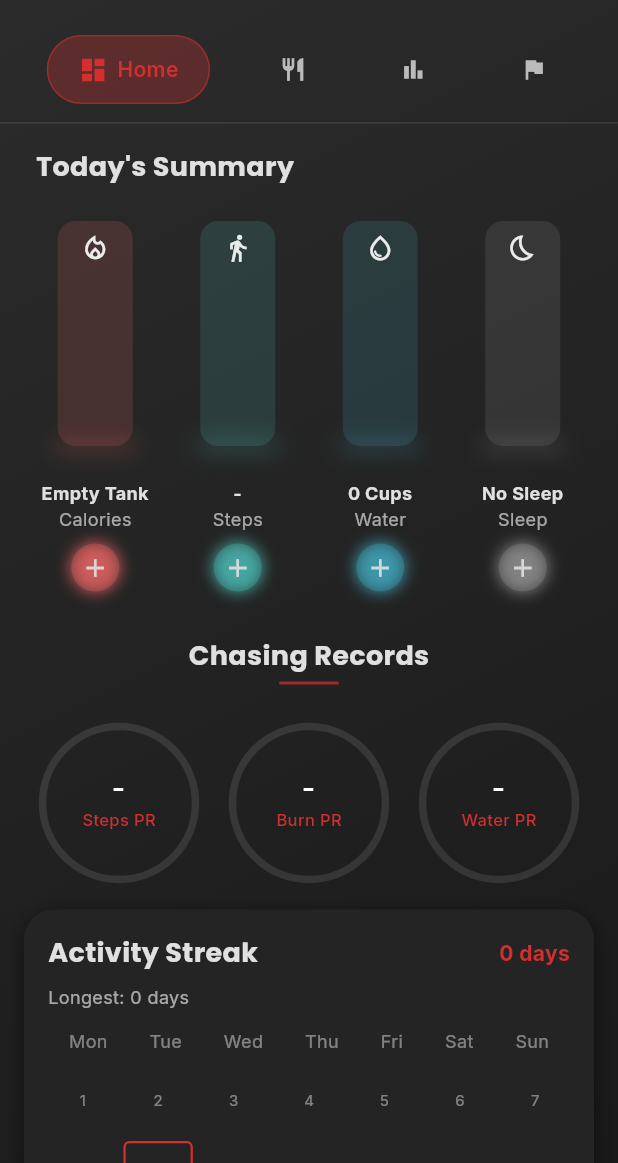
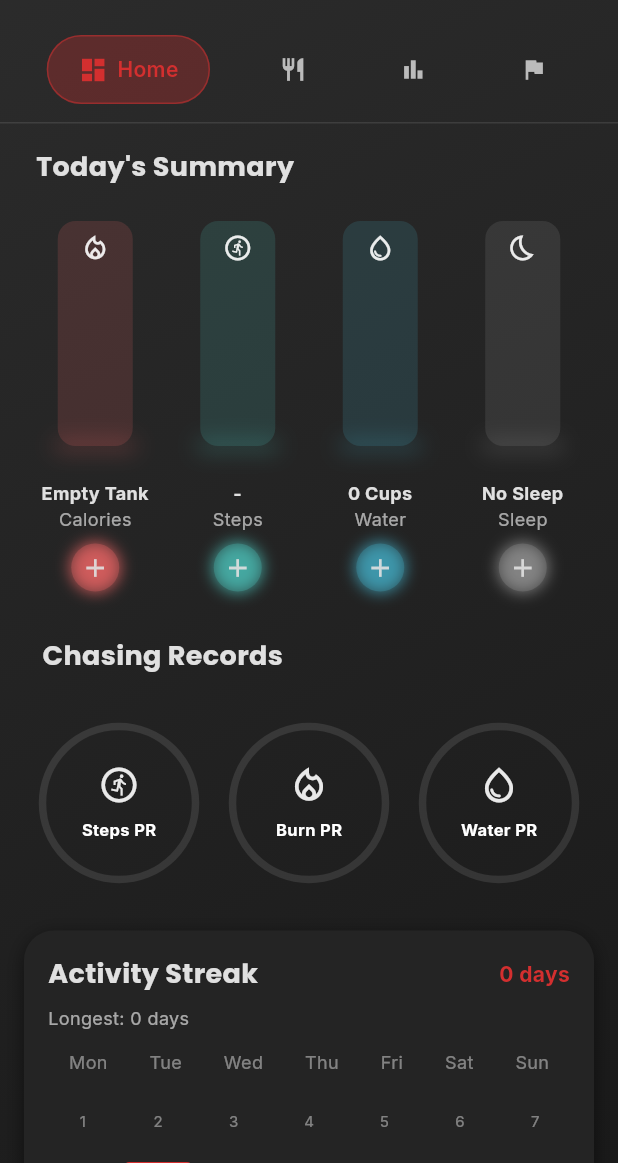
Before and after one commit to TheDS-EXE/VelarShowcase, a Flutter app: the HomeScreen screen opened by its route, on a phone screen of 412 x 824 dp, the part 73-1236 px from its top. Run offline on Flutter 3.47's test engine with Material 3 defaults, Android fonts, the phone set to English and light mode, and no system bars; our stand-ins replace fl_chart, google_fonts, shared_preferences; accounts and stored records are empty.

Commit message:
initial commit

```diff
--- a/lib/main.dart
+++ b/lib/main.dart
@@ -390,7 +390,7 @@
     });
   }
 
-  void _loadPersonalBests() async {
+  Future<void> _loadPersonalBests() async {
     final prefs = await SharedPreferences.getInstance();
     setState(() {
       _mostSteps = prefs.getInt('mostSteps') ?? 0;
@@ -433,7 +433,7 @@
     return "${date.year}-${date.month.toString().padLeft(2, '0')}-${date.day.toString().padLeft(2, '0')}";
   }
 
-  void _saveDailyData() async {
+  Future<void> _saveDailyData() async {
     final prefs = await SharedPreferences.getInstance();
     await prefs.setInt(_stepsKey, stepsTaken);
     await prefs.setInt(_waterKey, waterIntake);
@@ -480,12 +480,13 @@
     refreshData();
   }
 
-  void _addWater() {
+  // MODIFIED: Methods are now async to prevent race conditions.
+  void _addWater() async {
     setState(() {
       waterIntake += 1;
     });
-    _saveDailyData();
-    _loadPersonalBests();
+    await _saveDailyData();
+    await _loadPersonalBests();
   }
 
   void _logSleep(int hours) {
@@ -495,13 +496,14 @@
     _saveDailyData();
   }
 
-  void _addSteps(int newSteps) {
+  // MODIFIED: Methods are now async to prevent race conditions.
+  void _addSteps(int newSteps) async {
     if (newSteps > 0) {
       setState(() {
         stepsTaken += newSteps;
       });
-      _saveDailyData();
-      _loadPersonalBests();
+      await _saveDailyData();
+      await _loadPersonalBests();
     }
   }
 
@@ -526,11 +528,6 @@
 
   @override
   Widget build(BuildContext context) {
-    final String calorieBurnFeedback =
-    _getCalorieBurnFeedback(_mostCaloriesBurned);
-    final String stepBestFeedback = _getStepLevelFeedback(_mostSteps);
-    final String waterBestFeedback = _getWaterLevelFeedback(_mostWater);
-
     return Scaffold(
       backgroundColor: Colors.transparent,
       body: SingleChildScrollView(
@@ -540,12 +537,8 @@
           children: [
             _buildDailySummaryCard(),
             const SizedBox(height: 30),
-            _buildPersonalBestShowcase(
-              stepBestFeedback,
-              calorieBurnFeedback,
-              waterBestFeedback,
-            ),
-            const SizedBox(height: 16),
+            _buildPersonalBestShowcase(),
+            const SizedBox(height: 30),
             _buildStreakHeatmap(),
             const SizedBox(height: 16),
             GlassCard(
@@ -621,7 +614,7 @@
                 onTap: _navigateToCaloriesScreen,
               ),
               _buildMetricBarChart(
-                icon: Icons.directions_walk,
+                icon: Icons.run_circle_outlined,
                 color: kStepsColor,
                 label: "Steps",
                 currentValue: stepsTaken,
@@ -891,23 +884,32 @@
     );
   }
 
-  // MODIFIED: Personal Best widget to use red theme colors.
-  Widget _buildPersonalBestShowcase(
-      String stepBestFeedback,
-      String calorieBurnFeedback,
-      String waterBestFeedback,
-      ) {
-    // Calculate progress towards personal bests (0.0 to 1.0+)
-    final double stepsProgress = _mostSteps > 0 ? stepsTaken / _mostSteps : 0;
-    final double caloriesBurnedProgress = _mostCaloriesBurned > 0 ? _calculateCaloriesBurned() / _mostCaloriesBurned : 0;
-    final double waterProgress = _mostWater > 0 ? waterIntake / _mostWater : 0;
+  Widget _buildPersonalBestShowcase() {
+    // Logic to handle new records (when the previous best was 0).
+    // If the best record is 0, any new value > 0 is treated as a 100% progress PR.
+    final double stepsProgress = (_mostSteps == 0 && stepsTaken > 0)
+        ? 1.0
+        : (_mostSteps > 0 ? stepsTaken / _mostSteps : 0.0);
+    final int caloriesBurned = _calculateCaloriesBurned();
+    final double caloriesBurnedProgress =
+    (_mostCaloriesBurned == 0 && caloriesBurned > 0)
+        ? 1.0
+        : (_mostCaloriesBurned > 0
+        ? caloriesBurned / _mostCaloriesBurned
+        : 0.0);
+    final double waterProgress = (_mostWater == 0 && waterIntake > 0)
+        ? 1.0
+        : (_mostWater > 0 ? waterIntake / _mostWater : 0.0);
 
     return Column(
       children: [
-        Column(
+        Align(
+          alignment: Alignment.centerLeft,
+          child: Column(
+            crossAxisAlignment: CrossAxisAlignment.start,
             children: [
               Text(
-              "Chasing Records",
+                "   Chasing Records",
                 style: GoogleFonts.poppins(
                     fontSize: 18, fontWeight: FontWeight.bold, color: textColor),
               ),
@@ -916,11 +918,12 @@
                 height: 2,
                 width: 40,
                 decoration: BoxDecoration(
-                color: accentColor.withOpacity(0.7),
+                  color: accentColor.withOpacity(0.0),
                   borderRadius: BorderRadius.circular(2),
                 ),
               )
             ],
+          ),
         ),
         const SizedBox(height: 24),
         Row(
@@ -928,19 +931,19 @@
           children: [
             PersonalBestCircle(
               progress: stepsProgress,
-              classification: stepBestFeedback,
+              icon: Icons.run_circle_outlined,
               label: "Steps PR",
               gradientColors: const [accentColor, secondaryColor],
             ),
             PersonalBestCircle(
               progress: caloriesBurnedProgress,
-              classification: calorieBurnFeedback,
+              icon: Icons.local_fire_department_outlined,
               label: "Burn PR",
               gradientColors: const [accentColor, secondaryColor],
             ),
             PersonalBestCircle(
               progress: waterProgress,
-              classification: waterBestFeedback,
+              icon: Icons.water_drop_outlined,
               label: "Water PR",
               gradientColors: const [accentColor, secondaryColor],
             ),
@@ -1006,17 +1009,16 @@
   }
 }
 
-// MODIFIED: Entirely new implementation for the Personal Best radial progress circles.
 class PersonalBestCircle extends StatefulWidget {
   final double progress;
-  final String classification;
+  final IconData icon;
   final String label;
   final List<Color> gradientColors;
 
   const PersonalBestCircle({
     super.key,
     required this.progress,
-    required this.classification,
+    required this.icon,
     required this.label,
     required this.gradientColors,
   });
@@ -1158,24 +1160,18 @@
               child: Column(
                 mainAxisAlignment: MainAxisAlignment.center,
                 children: [
-                  Text(
-                    widget.classification,
-                    textAlign: TextAlign.center,
-                    maxLines: 1,
-                    overflow: TextOverflow.ellipsis,
-                    style: GoogleFonts.poppins(
-                      color: Colors.white,
-                      fontWeight: FontWeight.bold,
-                      fontSize: 14,
-                    ),
-                  ),
-                  const SizedBox(height: 2),
+                  Icon(
+                    widget.icon,
+                    color: Colors.white.withOpacity(0.9),
+                    size: 28,
+                  ),
+                  const SizedBox(height: 8),
                   Text(
                     widget.label,
                     style: GoogleFonts.inter(
-                      color: accentColor,
+                      color: Colors.white,
                       fontSize: 11,
-                      fontWeight: FontWeight.w500,
+                      fontWeight: FontWeight.bold,
                     ),
                   ),
                 ],
@@ -1188,7 +1184,6 @@
   }
 }
 
-// MODIFIED: Custom painter with gold ring, shimmer, and red glow effects.
 class _PersonalBestPainter extends CustomPainter {
   final double progress;
   final double pulseValue;
--- a/lib/progress_screen.dart
+++ b/lib/progress_screen.dart
@@ -208,10 +208,10 @@
       color: cardColor,
       shape: RoundedRectangleBorder(borderRadius: BorderRadius.circular(16)),
       elevation: 8,
-      shadowColor: Colors.black.withOpacity(0.5),
+      shadowColor: Colors.black.withOpacity(0.0),
       child: Container(
         decoration: BoxDecoration(
-          borderRadius: BorderRadius.circular(16),
+          borderRadius: BorderRadius.circular(15),
           gradient: const LinearGradient(
             begin: Alignment.topCenter,
             end: Alignment.bottomCenter,
@@ -219,7 +219,7 @@
           ),
         ),
         child: Padding(
-          padding: const EdgeInsets.all(20.0),
+          padding: const EdgeInsets.all(19),
           child: Column(
             crossAxisAlignment: CrossAxisAlignment.start,
             children: [
@@ -240,9 +240,9 @@
               ),
               const SizedBox(height: 20),
               AspectRatio(
-                aspectRatio: 16 / 10,
+                aspectRatio: 16 / 12,
                 child: ClipRRect(
-                  borderRadius: BorderRadius.circular(12),
+                  borderRadius: BorderRadius.circular(2),
                   child: _isLoading
                       ? const Center(child: CircularProgressIndicator(color: accentColor))
                       : _weightHistory.length < 2
```
Lines whose indentation alone changed are shown as unchanged.
